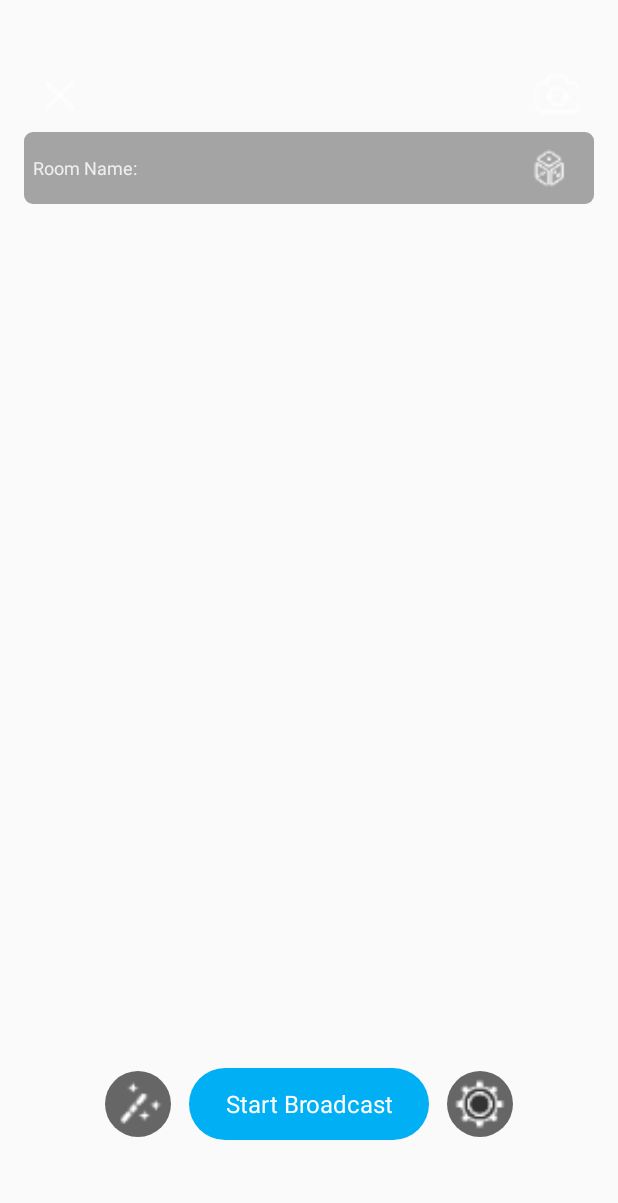
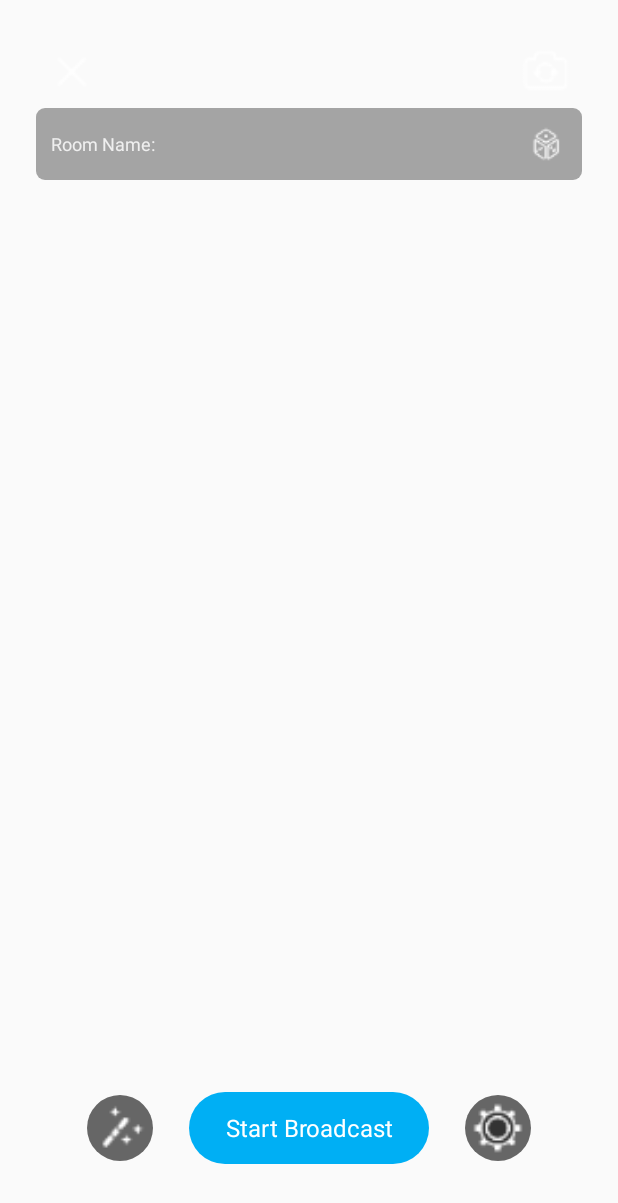
Before and after one commit to topjs/AgoraLive, an Android app: the LivePrepareActivity screen opened directly, with no data from a screen before it, on a phone screen of 412 x 824 dp. Shown: the top 1203 px of the screen. Run offline under Robolectric (Android 15) with nearby library versions, the phone set to English and light mode, and no system bars.

Commit message:
obtain room name and its layout

```diff
--- a/AgoraLive-Android/app/src/main/java/io/agora/vlive/ui/live/LivePrepareActivity.java
+++ b/AgoraLive-Android/app/src/main/java/io/agora/vlive/ui/live/LivePrepareActivity.java
@@ -2,32 +2,35 @@ package io.agora.vlive.ui.live;
 
 import android.content.Intent;
 import android.os.Bundle;
+import android.text.Editable;
+import android.text.TextUtils;
+import android.text.TextWatcher;
 import android.util.Log;
-import android.view.SurfaceView;
 import android.view.View;
 import android.widget.RelativeLayout;
 
 import androidx.appcompat.widget.AppCompatEditText;
 import androidx.appcompat.widget.AppCompatTextView;
 
+import org.jetbrains.annotations.NotNull;
+
 import io.agora.vlive.ui.actionsheets.BeautySettingActionSheet;
 import io.agora.vlive.ui.actionsheets.LiveRoomSettingActionSheet;
 import io.agora.vlive.utils.Global;
 import io.agora.vlive.R;
-import io.agora.vlive.camera.capture.CameraCapture;
-import io.agora.vlive.ui.BaseActivity;
 
-public class LivePrepareActivity extends BaseActivity implements View.OnClickListener,
+public class LivePrepareActivity extends BaseLiveActivity implements View.OnClickListener, TextWatcher,
         BeautySettingActionSheet.BeautyActionSheetListener,
         LiveRoomSettingActionSheet.LiveRoomSettingActionSheetListener {
+
     private static final String TAG = LivePrepareActivity.class.getSimpleName();
-
-    private SurfaceView mSurfaceView;
-    private CameraCapture mCameraCapture = new CameraCapture();
+    private static final int MAX_NAME_LENGTH = 25;
 
     private AppCompatEditText mEditText;
     private AppCompatTextView mStartBroadBtn;
+
     private int roomType;
+    private String mNameTooLongToastMsg;
 
     @Override
     public void onCreate(Bundle savedInstanceState) {
@@ -47,37 +50,91 @@ public class LivePrepareActivity extends BaseActivity implements View.OnClickLis
         topLayout.setLayoutParams(params);
     }
 
+    @Override
+    protected void onResume() {
+        super.onResume();
+        mStartBroadBtn.setEnabled(true);
+    }
+
     private void initUI() {
         mEditText = findViewById(R.id.room_name_edit);
+        mEditText.addTextChangedListener(this);
+
+        mNameTooLongToastMsg = String.format(getResources().getString(
+                R.string.live_prepare_name_too_long_toast_format), MAX_NAME_LENGTH);
+
         mStartBroadBtn = findViewById(R.id.live_room_action_sheet_gift_send_btn);
         mStartBroadBtn.setOnClickListener(this);
-        findViewById(R.id.prepare_beauty_btn).setOnClickListener(this);
-        findViewById(R.id.prepare_setting_btn).setOnClickListener(this);
+
+        findViewById(R.id.live_prepare_beauty_btn).setOnClickListener(this);
+        findViewById(R.id.live_prepare_setting_btn).setOnClickListener(this);
+        findViewById(R.id.live_prepare_close).setOnClickListener(this);
+        findViewById(R.id.live_prepare_rotate_camera).setOnClickListener(this);
     }
 
     @Override
     public void onClick(View view) {
         switch (view.getId()) {
+            case R.id.live_prepare_close:
+                finish();
+                break;
+            case R.id.live_prepare_rotate_camera:
+                rotateCamera();
+                break;
             case R.id.random_btn:
                 generateRandomRoomName();
                 break;
             case R.id.live_room_action_sheet_gift_send_btn:
                 gotoBroadcastActivity();
                 break;
-            case R.id.prepare_beauty_btn:
+            case R.id.live_prepare_beauty_btn:
                 showActionSheetDialog(ACTION_SHEET_BEAUTY, true, true, this);
                 break;
-            case R.id.prepare_setting_btn:
+            case R.id.live_prepare_setting_btn:
                 showActionSheetDialog(ACTION_SHEET_VIDEO, true, true, this);
                 break;
         }
+    }
+
+    private void rotateCamera() {
+
     }
 
     private void generateRandomRoomName() {
 
     }
 
+    @Override
+    public void beforeTextChanged(CharSequence charSequence, int start, int count, int after) {
+
+    }
+
+    @Override
+    public void onTextChanged(CharSequence charSequence, int start, int before, int count) {
+
+    }
+
+    @Override
+    public void afterTextChanged(@NotNull Editable editable) {
+        if (editable.length() > MAX_NAME_LENGTH) {
+            showShortToast(mNameTooLongToastMsg);
+            mEditText.setText(editable.subSequence(0, MAX_NAME_LENGTH));
+            mEditText.setSelection(MAX_NAME_LENGTH);
+        }
+    }
+
+    private boolean isRoomNameValid() {
+        return mEditText.getText() != null && !TextUtils.isEmpty(mEditText.getText());
+    }
+
     private void gotoBroadcastActivity() {
+        if (!isRoomNameValid()) {
+            showShortToast(getResources().getString(R.string.live_prepare_no_room_name));
+            return;
+        }
+
+        mStartBroadBtn.setEnabled(false);
+
         Intent intent;
         switch (roomType) {
             case Global.Constants.TAB_ID_SINGLE:
@@ -92,7 +149,7 @@ public class LivePrepareActivity extends BaseActivity implements View.OnClickLis
         }
 
         intent.putExtras(getIntent());
-        intent.putExtra(Global.Constants.KEY_ROOM_NAME, "");
+        intent.putExtra(Global.Constants.KEY_ROOM_NAME, mEditText.getText().toString());
         startActivity(intent);
     }
 
--- a/AgoraLive-Android/app/src/main/res/layout/activity_live_prepare.xml
+++ b/AgoraLive-Android/app/src/main/res/layout/activity_live_prepare.xml
@@ -2,23 +2,21 @@
 <RelativeLayout xmlns:android="http://schemas.android.com/apk/res/android"
     android:layout_width="match_parent"
     android:layout_height="match_parent"
-    android:padding="@dimen/activity_vertical_margin">
-    <SurfaceView
-        android:id="@+id/surface_view"
-        android:layout_width="match_parent"
-        android:layout_height="match_parent"
-        android:visibility="gone"/>
+    android:paddingStart="@dimen/live_prepare_content_padding"
+    android:paddingEnd="@dimen/live_prepare_content_padding">
     <RelativeLayout
         android:id="@+id/prepare_top_btn_layout"
         android:layout_width="match_parent"
         android:layout_height="@dimen/button_height">
         <androidx.appcompat.widget.AppCompatImageView
+            android:id="@+id/live_prepare_close"
             android:layout_width="@dimen/button_height"
             android:layout_height="@dimen/button_height"
             android:layout_alignParentStart="true"
             android:layout_centerVertical="true"
             android:src="@drawable/close_button_white"/>
         <androidx.appcompat.widget.AppCompatImageView
+            android:id="@+id/live_prepare_rotate_camera"
             android:layout_width="@dimen/button_height"
             android:layout_height="@dimen/button_height"
             android:layout_alignParentEnd="true"
@@ -30,13 +28,13 @@
         android:layout_width="match_parent"
         android:layout_height="@dimen/button_height"
         android:layout_below="@id/prepare_top_btn_layout"
-        android:background="@drawable/room_edit_layout_bg"
-        android:padding="6dp">
+        android:background="@drawable/room_edit_layout_bg">
         <androidx.appcompat.widget.AppCompatTextView
             android:id="@+id/room_name_edit_hint"
             android:layout_width="wrap_content"
             android:layout_height="wrap_content"
             android:layout_alignParentStart="true"
+            android:layout_marginStart="@dimen/prepare_padding"
             android:layout_centerVertical="true"
             android:text="@string/live_prepare_hint"
             android:textColor="@color/gray_lightest"
@@ -60,7 +58,8 @@
             android:textAlignment="gravity"
             android:gravity="center_vertical"
             android:textColor="@android:color/white"
-            android:background="@null"/>
+            android:background="@null"
+            android:lines="1"/>
     </RelativeLayout>
 
     <RelativeLayout
@@ -70,7 +69,7 @@
         android:layout_alignParentBottom="true"
         android:layout_marginBottom="@dimen/bottom_action_margin_bottom">
         <androidx.appcompat.widget.AppCompatImageView
-            android:id="@+id/prepare_beauty_btn"
+            android:id="@+id/live_prepare_beauty_btn"
             android:layout_width="@dimen/bottom_btn_size"
             android:layout_height="@dimen/bottom_btn_size"
             android:layout_alignParentStart="true"
@@ -82,7 +81,7 @@
             android:id="@+id/live_room_action_sheet_gift_send_btn"
             android:layout_width="wrap_content"
             android:layout_height="@dimen/button_height"
-            android:layout_toEndOf="@id/prepare_beauty_btn"
+            android:layout_toEndOf="@id/live_prepare_beauty_btn"
             android:paddingStart="@dimen/start_broadcast_btn_padding"
             android:paddingEnd="@dimen/start_broadcast_btn_padding"
             android:layout_marginStart="@dimen/bottom_btn_padding"
@@ -93,7 +92,7 @@
             android:textColor="@color/live_action_button_text_color"
             android:background="@drawable/live_action_button_bg"/>
         <androidx.appcompat.widget.AppCompatImageView
-            android:id="@+id/prepare_setting_btn"
+            android:id="@+id/live_prepare_setting_btn"
             android:layout_width="@dimen/bottom_btn_size"
             android:layout_height="@dimen/bottom_btn_size"
             android:layout_toEndOf="@id/live_room_action_sheet_gift_send_btn"
--- a/AgoraLive-Android/app/src/main/res/values/dimens.xml
+++ b/AgoraLive-Android/app/src/main/res/values/dimens.xml
@@ -26,12 +26,13 @@
     <dimen name="room_list_no_data_icon_size">164dp</dimen>
 
     <!-- Live Prepare -->
+    <dimen name="live_prepare_content_padding">24dp</dimen>
     <dimen name="button_height">48dp</dimen>
     <dimen name="bottom_btn_size">44dp</dimen>
-    <dimen name="prepare_padding">2dp</dimen>
+    <dimen name="prepare_padding">10dp</dimen>
     <dimen name="bottom_action_margin_bottom">48dp</dimen>
     <dimen name="start_broadcast_btn_padding">24dp</dimen>
-    <dimen name="bottom_btn_padding">12dp</dimen>
+    <dimen name="bottom_btn_padding">24dp</dimen>
 
     <!-- Live -->
     <dimen name="live_component_base_height">40dp</dimen>
@@ -52,7 +53,9 @@
     <dimen name="live_bottom_btn_margin">14dp</dimen>
     <dimen name="live_bottom_edit_padding">12dp</dimen>
 
+    <dimen name="live_host_in_top_layout_height">148dp</dimen>
     <dimen name="live_host_in_video_size">116dp</dimen>
+    <dimen name="live_host_in_room_name_max_width">128dp</dimen>
     <dimen name="live_rect_corner">4dp</dimen>
     <dimen name="live_host_in_seat_item_number_size">16dp</dimen>
     <dimen name="live_host_in_seat_item_margin">6dp</dimen>
--- a/AgoraLive-Android/app/src/main/res/values/strings.xml
+++ b/AgoraLive-Android/app/src/main/res/values/strings.xml
@@ -22,9 +22,13 @@
     <!-- Live Prepare Activity -->
     <string name="live_prepare_hint">Room Name:</string>
     <string name="start_broadcast_text">Start Broadcast</string>
+    <string name="live_prepare_name_too_long_toast_format">Room name cannot be longer than %d characters</string>
+    <string name="live_prepare_no_room_name">Please enter your room name</string>
 
     <!-- Live -->
     <string name="live_bottom_edit_hint">Say something &#8230;</string>
+
+    <string name="live_host_in_room_name_hint">Room:&#160;</string>
 
     <!-- Action Sheet -->
     <string name="live_room_setting_action_sheet_title">Live Room Setting</string>
```
Also changed, not shown: AgoraLive-Android/app/src/main/java/io/agora/vlive/ui/BaseActivity.java (+12 -0 lines), AgoraLive-Android/app/src/main/java/io/agora/vlive/ui/live/HostInLiveActivity.java (+33 -1 lines), AgoraLive-Android/app/src/main/res/layout/activity_host_in.xml (+24 -4 lines), 1 other file.
